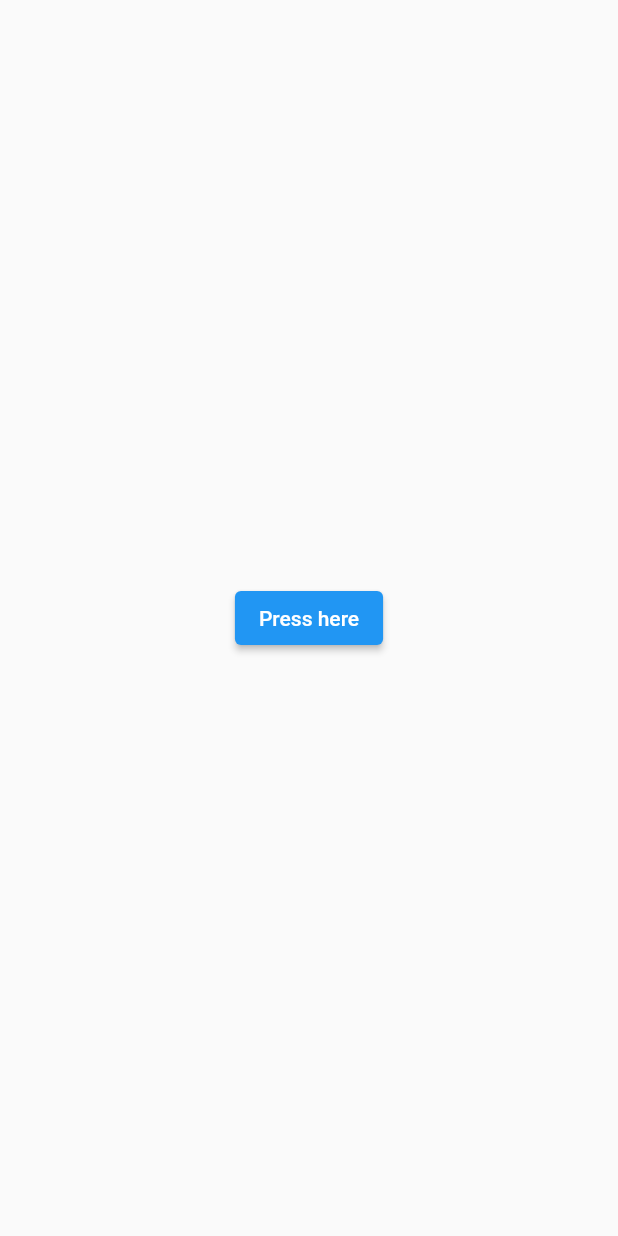
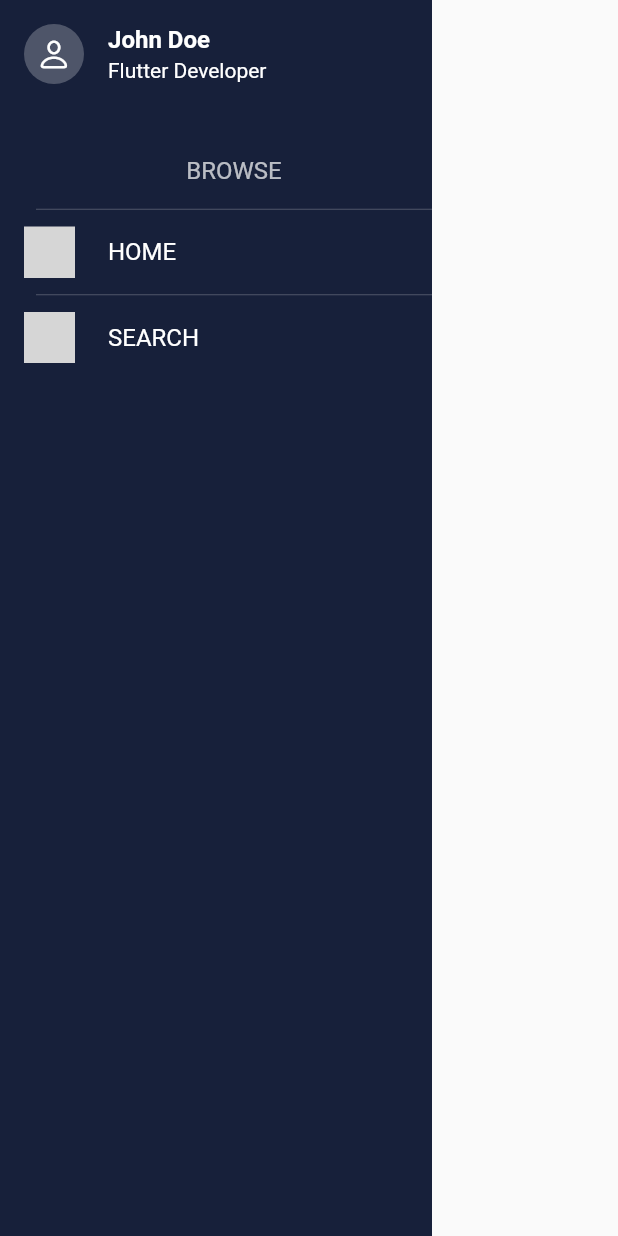
Before and after one commit to mhmadamrii/Flutter-essential-app, a Flutter app: the screen it shows after launch, on a phone screen of 412 x 824 dp. Run offline on Flutter 3.47's test engine with Material 2 defaults, Android fonts, the phone set to English and light mode, and no system bars; drawn by our look-alikes of rive; our stand-ins replace dio; grey boxes are pictures that could not be loaded.

Commit message:
add some important

```diff
--- /dev/null
+++ b/lib/components/info_card.dart
@@ -0,0 +1,40 @@
+import 'package:flutter/material.dart';
+import 'package:flutter/cupertino.dart';
+
+class InfoCard extends StatelessWidget {
+  // const InfoCard({super.key});
+
+  const InfoCard({
+    Key? key,
+    required this.name,
+    required this.profession,
+  }) : super(key: key);
+
+  final String name, profession;
+
+  @override
+  Widget build(BuildContext context) {
+    return ListTile(
+      leading: const CircleAvatar(
+        backgroundColor: Colors.white24,
+        child: Icon(
+          CupertinoIcons.person,
+          color: Colors.white,
+        ),
+      ),
+      title: Text(
+        name,
+        style: const TextStyle(
+          color: Colors.white,
+          fontWeight: FontWeight.bold,
+        ),
+      ),
+      subtitle: Text(
+        profession,
+        style: const TextStyle(
+          color: Colors.white,
+        ),
+      ),
+    );
+  }
+}
--- /dev/null
+++ b/lib/components/side_menu_tile.dart
@@ -0,0 +1,64 @@
+import 'package:flutter/material.dart';
+import 'package:rive/rive.dart';
+
+class SideMenuTile extends StatelessWidget {
+  const SideMenuTile({super.key});
+
+  @override
+  Widget build(BuildContext context) {
+    return Column(
+      children: [
+        const Padding(
+          padding: EdgeInsets.only(left: 24.0),
+          child: Divider(
+            color: Colors.white24,
+            height: 1,
+          ),
+        ),
+        ListTile(
+          onTap: () {},
+          leading: SizedBox(
+            height: 34,
+            width: 34,
+            child: RiveAnimation.asset(
+              "lib/riv-assets/icons.riv",
+              artboard: "HOME",
+              onInit: (artboard) {},
+            ),
+          ),
+          title: const Text(
+            "HOME",
+            style: TextStyle(
+              color: Colors.white,
+            ),
+          ),
+        ),
+        const Padding(
+          padding: EdgeInsets.only(left: 24.0),
+          child: Divider(
+            color: Colors.white24,
+            height: 1,
+          ),
+        ),
+        ListTile(
+          onTap: () {},
+          leading: SizedBox(
+            height: 34,
+            width: 34,
+            child: RiveAnimation.asset(
+              "lib/riv-assets/icons.riv",
+              artboard: "SEARCH",
+              onInit: (artboard) {},
+            ),
+          ),
+          title: const Text(
+            "SEARCH",
+            style: TextStyle(
+              color: Colors.white,
+            ),
+          ),
+        ),
+      ],
+    );
+  }
+}
--- a/lib/main.dart
+++ b/lib/main.dart
@@ -1,5 +1,4 @@
-import 'package:basic/screens/Fetch_data.dart';
-import 'package:basic/screens/Homepage.dart';
+import 'package:basic/screens/slide_menu.dart';
 import 'package:flutter/material.dart';
 
 void main() => runApp(const MyApp());
@@ -10,15 +9,10 @@ class MyApp extends StatelessWidget {
   @override
   Widget build(BuildContext context) {
     return MaterialApp(
-      title: "Basic",
       theme: ThemeData(
         primarySwatch: Colors.blue,
       ),
-      initialRoute: '/',
-      routes: {
-        '/': (context) => const Homepage(),
-        '/second': (context) => const FetchData()
-      },
+      home: const SlideMenu(),
     );
   }
 }
--- /dev/null
+++ b/lib/screens/slide_menu.dart
@@ -0,0 +1,48 @@
+import 'package:basic/components/side_menu_tile.dart';
+import 'package:flutter/material.dart';
+
+import '../components/info_card.dart';
+
+class SlideMenu extends StatefulWidget {
+  const SlideMenu({super.key});
+
+  @override
+  State<SlideMenu> createState() => _SlideMenuState();
+}
+
+class _SlideMenuState extends State<SlideMenu> {
+  @override
+  Widget build(BuildContext context) {
+    return Scaffold(
+      body: Container(
+        width: 288,
+        height: double.infinity,
+        color: const Color(0xFF17203A),
+        child: SafeArea(
+          child: Column(
+            children: [
+              const InfoCard(
+                name: "John Doe",
+                profession: "Flutter Developer",
+              ),
+              Padding(
+                padding: const EdgeInsets.only(
+                  left: 24.0,
+                  top: 32,
+                  bottom: 16,
+                ),
+                child: Text(
+                  "BROWSE",
+                  style: Theme.of(context).textTheme.titleMedium!.copyWith(
+                        color: Colors.white70,
+                      ),
+                ),
+              ),
+              const SideMenuTile(),
+            ],
+          ),
+        ),
+      ),
+    );
+  }
+}
--- a/pubspec.yaml
+++ b/pubspec.yaml
@@ -39,6 +39,7 @@ dependencies:
   curved_navigation_bar: ^1.0.3
   http: ^0.13.5
   dio: ^5.1.1
+  rive: ^0.10.3
 
 dev_dependencies:
   flutter_test:
@@ -65,6 +66,7 @@ flutter:
   # To add assets to your application, add an assets section, like this:
   assets:
     - images/einstein.jpg
+    - lib/riv-assets/
   #   - images/a_dot_ham.jpeg
 
   # An image asset can refer to one or more resolution-specific "variants", see
```
Also changed, not shown: pubspec.lock, 1 other file.
